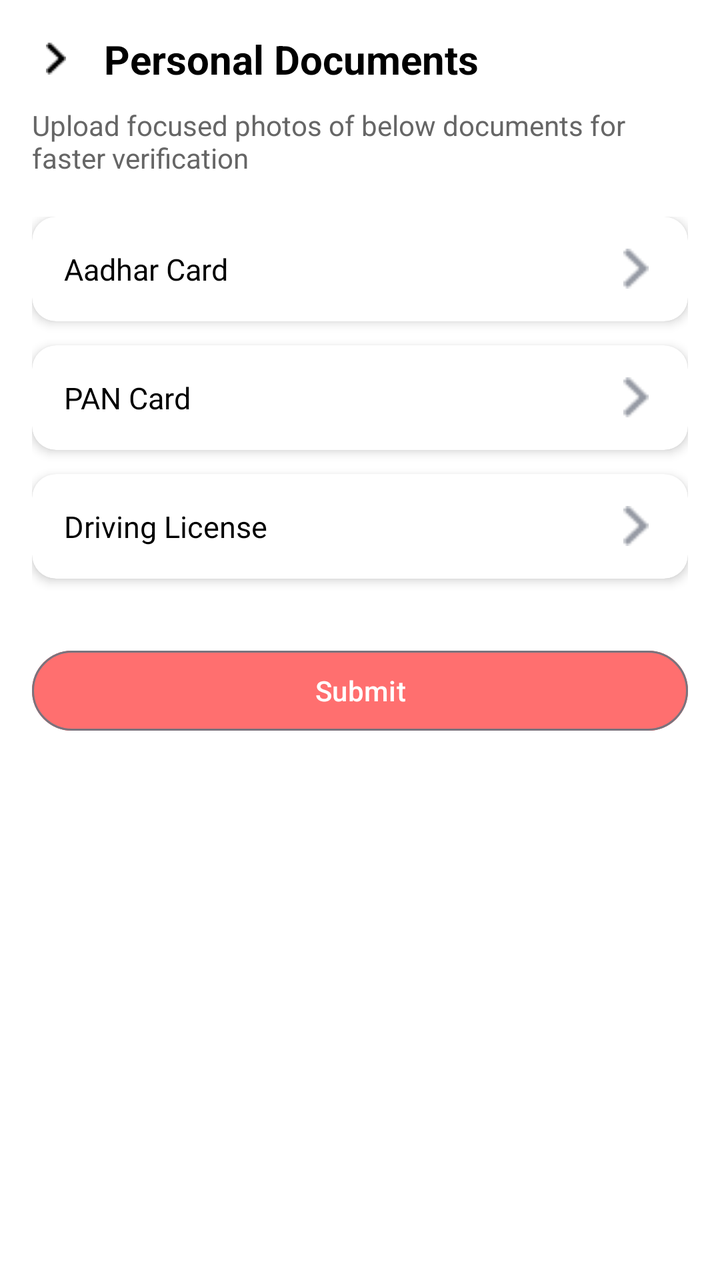
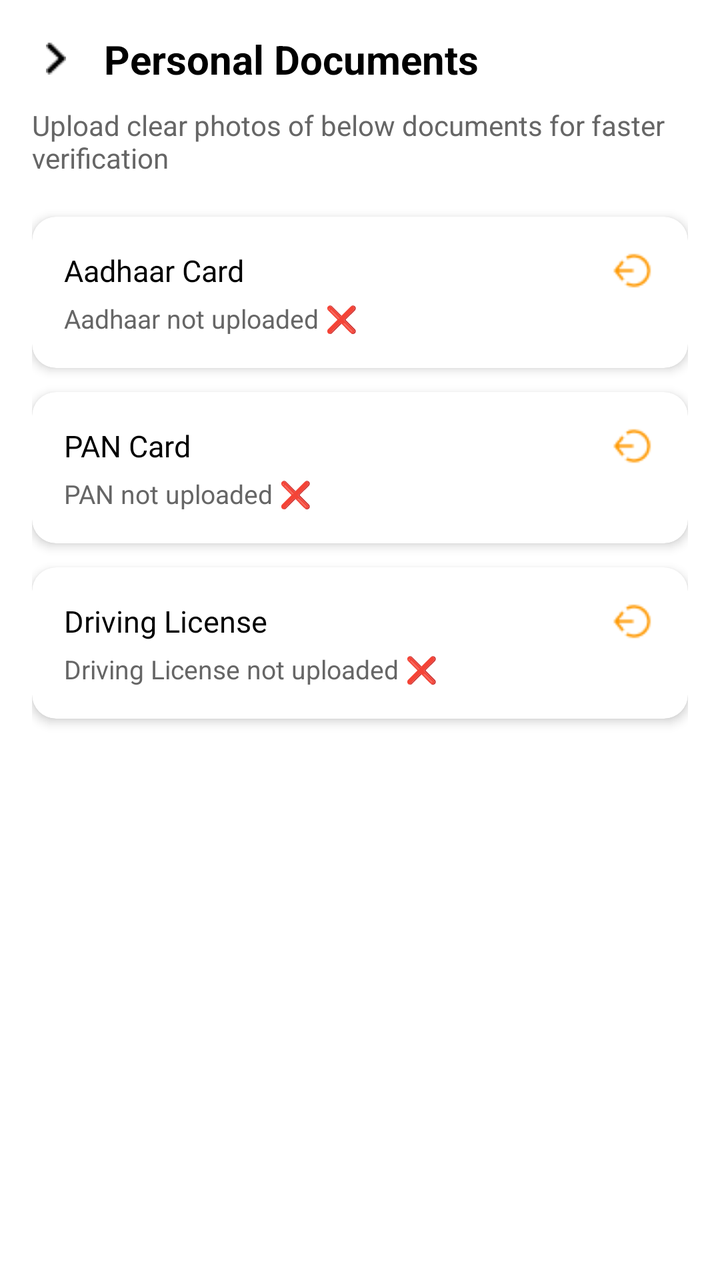

An Android layout rendered at two revisions. The XML below is the earlier revision; the diff shows what the commit changed to produce the second picture.
<!-- AndroidManifest.xml: application theme Theme.Food_delivery -->
<!-- res/layout/activity_personal_document.xml -->
<?xml version="1.0" encoding="utf-8"?>
<layout xmlns:android="http://schemas.android.com/apk/res/android"
    xmlns:app="http://schemas.android.com/apk/res-auto">

    <data>
    </data>

    <ScrollView
        android:layout_width="match_parent"
        android:layout_height="match_parent"
        android:background="@android:color/white"
        android:padding="16dp">

        <LinearLayout
            android:layout_width="match_parent"
            android:layout_height="wrap_content"
            android:orientation="vertical">


            <LinearLayout
                android:layout_width="match_parent"
                android:layout_height="wrap_content"
                android:orientation="horizontal"
                android:gravity="center_vertical"
                android:layout_marginBottom="10dp">

                <ImageView
                    android:id="@+id/ivBack"
                    android:layout_width="24dp"
                    android:layout_height="24dp"
                    android:src="@drawable/back"
                    android:padding="4dp"
                    app:tint="#000000" />

                <TextView
                    android:layout_width="wrap_content"
                    android:layout_height="wrap_content"
                    android:text="Personal Documents"
                    android:textColor="#000000"
                    android:textSize="20sp"
                    android:textStyle="bold"
                    android:layout_marginStart="12dp" />
            </LinearLayout>

            <TextView
                android:layout_width="wrap_content"
                android:layout_height="wrap_content"
                android:text="Upload focused photos of below documents for faster verification"
                android:textColor="#666666"
                android:textSize="14sp"
                android:layout_marginBottom="20dp" />


            <LinearLayout
                android:id="@+id/pendingSection"
                android:layout_width="match_parent"
                android:layout_height="wrap_content"
                android:orientation="vertical">


                <androidx.cardview.widget.CardView
                    android:id="@+id/cardAadhaar"
                    android:layout_width="match_parent"
                    android:layout_height="wrap_content"
                    android:layout_marginBottom="12dp"
                    app:cardCornerRadius="12dp"
                    app:cardElevation="3dp"
                    android:background="@drawable/bg_rounded_shape">

                    <LinearLayout
                        android:layout_width="match_parent"
                        android:layout_height="wrap_content"
                        android:orientation="horizontal"
                        android:gravity="center_vertical"
                        android:padding="16dp">

                        <TextView
                            android:layout_width="0dp"
                            android:layout_height="wrap_content"
                            android:layout_weight="1"
                            android:text="Aadhar Card"
                            android:textColor="#000000"
                            android:textSize="15sp" />

                        <ImageView
                            android:id="@+id/ivAadhaarCheck"
                            android:layout_width="20dp"
                            android:layout_height="20dp"
                            android:src="@drawable/back"
                          />
                    </LinearLayout>
                </androidx.cardview.widget.CardView>

                
                <androidx.cardview.widget.CardView
                    android:id="@+id/cardPan"
                    android:layout_width="match_parent"
                    android:layout_height="wrap_content"
                    android:layout_marginBottom="12dp"
                    app:cardCornerRadius="12dp"
                    app:cardElevation="3dp">

                    <LinearLayout
                        android:layout_width="match_parent"
                        android:layout_height="wrap_content"
                        android:orientation="horizontal"
                        android:gravity="center_vertical"
                        android:padding="16dp">

                        <TextView
                            android:layout_width="0dp"
                            android:layout_height="wrap_content"
                            android:layout_weight="1"
                            android:text="PAN Card"
                            android:textColor="#000000"
                            android:textSize="15sp" />

                        <ImageView
                            android:id="@+id/ivPanCheck"
                            android:layout_width="20dp"
                            android:layout_height="20dp"
                            android:src="@drawable/back"
                          />
                    </LinearLayout>
                </androidx.cardview.widget.CardView>


                <androidx.cardview.widget.CardView
                    android:id="@+id/cardDL"
                    android:layout_width="match_parent"
                    android:layout_height="wrap_content"
                    android:layout_marginBottom="12dp"
                    app:cardCornerRadius="12dp"
                    app:cardElevation="3dp">

                    <LinearLayout
                        android:layout_width="match_parent"
                        android:layout_height="wrap_content"
                        android:orientation="horizontal"
                        android:gravity="center_vertical"
                        android:padding="16dp">

                        <TextView
                            android:layout_width="0dp"
                            android:layout_height="wrap_content"
                            android:layout_weight="1"
                            android:text="Driving License"
                            android:textColor="#000000"
                            android:textSize="15sp" />

                        <ImageView
                            android:id="@+id/ivDLCheck"
                            android:layout_width="20dp"
                            android:layout_height="20dp"
                            android:src="@drawable/back"
                           />
                    </LinearLayout>
                </androidx.cardview.widget.CardView>



            </LinearLayout>


            <LinearLayout
                android:id="@+id/completedSection"
                android:layout_width="match_parent"
                android:layout_height="wrap_content"
                android:orientation="horizontal"
                android:gravity="center_vertical"
                android:padding="16dp"
                android:visibility="gone">

                <ImageView
                    android:id="@+id/ivCompletedCheck"
                    android:layout_width="20dp"
                    android:layout_height="20dp"
                    android:src="@drawable/back" />

                <TextView
                    android:layout_width="wrap_content"
                    android:layout_height="wrap_content"
                    android:layout_marginStart="8dp"
                    android:text="All Documents Completed!"
                    android:textColor="#000000"
                    android:textSize="16sp"
                    android:textStyle="bold" />
            </LinearLayout>



            <Button
                android:id="@+id/btnSubmit"
                android:layout_width="match_parent"
                android:layout_height="wrap_content"
                android:text="Submit"
                android:textColor="#FFFFFF"
                android:backgroundTint="#FF6F6F"
                android:layout_marginTop="20dp"
                style="?attr/materialButtonOutlinedStyle" />

        </LinearLayout>
    </ScrollView>
</layout>
<!-- resources referenced by this layout -->
<resources>
  <!-- drawable back: png bitmap (drawable, 342 bytes) -->
  <!-- drawable bg_rounded_shape (drawable) -->
  <shape xmlns:android="http://schemas.android.com/apk/res/android" android:shape="oval">
      <size android:width="520dp" android:height="520dp"/>
      <solid android:color="#FFF3EE"/>
  </shape>
  <style name="Theme.Food_delivery" parent="Base.Theme.Food_delivery" />
  <style name="Base.Theme.Food_delivery" parent="Theme.Material3.DayNight.NoActionBar">
          
          <item name="android:statusBarColor">@color/white</item>
          <item name="android:windowLightStatusBar">true</item>
  
          
          <item name="android:navigationBarColor">@color/white</item>
  
          
          
          
      </style>
  <color name="white">#FFFFFFFF</color>
</resources>

<!-- the commit's change to res/layout/activity_personal_document.xml (unified diff, before → after) -->
@@ -16,7 +16,7 @@
             android:layout_height="wrap_content"
             android:orientation="vertical">
 
-
+            
             <LinearLayout
                 android:layout_width="match_parent"
                 android:layout_height="wrap_content"
@@ -45,67 +45,88 @@
             <TextView
                 android:layout_width="wrap_content"
                 android:layout_height="wrap_content"
-                android:text="Upload focused photos of below documents for faster verification"
+                android:text="Upload clear photos of below documents for faster verification"
                 android:textColor="#666666"
                 android:textSize="14sp"
                 android:layout_marginBottom="20dp" />
 
-
-            <LinearLayout
-                android:id="@+id/pendingSection"
-                android:layout_width="match_parent"
-                android:layout_height="wrap_content"
-                android:orientation="vertical">
-
-
-                <androidx.cardview.widget.CardView
-                    android:id="@+id/cardAadhaar"
+            
+            <ProgressBar
+                android:id="@+id/progressBar"
+                android:layout_width="50dp"
+                android:layout_height="50dp"
+                android:layout_gravity="center"
+                android:indeterminate="true"
+                android:visibility="gone" />
+
+            
+            <androidx.cardview.widget.CardView
+                android:id="@+id/cardAadhaar"
+                android:layout_width="match_parent"
+                android:layout_height="wrap_content"
+                android:layout_marginBottom="12dp"
+                app:cardCornerRadius="12dp"
+                app:cardElevation="3dp">
+
+                <LinearLayout
                     android:layout_width="match_parent"
                     android:layout_height="wrap_content"
-                    android:layout_marginBottom="12dp"
-                    app:cardCornerRadius="12dp"
-                    app:cardElevation="3dp"
-                    android:background="@drawable/bg_rounded_shape">
+                    android:orientation="vertical"
+                    android:padding="16dp">
 
                     <LinearLayout
                         android:layout_width="match_parent"
                         android:layout_height="wrap_content"
                         android:orientation="horizontal"
-                        android:gravity="center_vertical"
-                        android:padding="16dp">
+                        android:gravity="center_vertical">
 
                         <TextView
                             android:layout_width="0dp"
                             android:layout_height="wrap_content"
                             android:layout_weight="1"
-                            android:text="Aadhar Card"
+                            android:text="Aadhaar Card"
                             android:textColor="#000000"
                             android:textSize="15sp" />
 
                         <ImageView
                             android:id="@+id/ivAadhaarCheck"
-                            android:layout_width="20dp"
-                            android:layout_height="20dp"
-                            android:src="@drawable/back"
-                          />
+                            android:layout_width="22dp"
+                            android:layout_height="22dp"
+                            android:src="@drawable/logout"
+                            app:tint="#FF9800" />
                     </LinearLayout>
-                </androidx.cardview.widget.CardView>
-
-                
-                <androidx.cardview.widget.CardView
-                    android:id="@+id/cardPan"
+
+                    <TextView
+                        android:id="@+id/txtAadharStatus"
+                        android:layout_width="wrap_content"
+                        android:layout_height="wrap_content"
+                        android:text="Aadhaar not uploaded ❌"
+                        android:textColor="#666666"
+                        android:textSize="13sp"
+                        android:layout_marginTop="4dp" />
+                </LinearLayout>
+            </androidx.cardview.widget.CardView>
+
+            
+            <androidx.cardview.widget.CardView
+                android:id="@+id/cardPan"
+                android:layout_width="match_parent"
+                android:layout_height="wrap_content"
+                android:layout_marginBottom="12dp"
+                app:cardCornerRadius="12dp"
+                app:cardElevation="3dp">
+
+                <LinearLayout
                     android:layout_width="match_parent"
                     android:layout_height="wrap_content"
-                    android:layout_marginBottom="12dp"
-                    app:cardCornerRadius="12dp"
-                    app:cardElevation="3dp">
+                    android:orientation="vertical"
+                    android:padding="16dp">
 
                     <LinearLayout
                         android:layout_width="match_parent"
                         android:layout_height="wrap_content"
                         android:orientation="horizontal"
-                        android:gravity="center_vertical"
-                        android:padding="16dp">
+                        android:gravity="center_vertical">
 
                         <TextView
                             android:layout_width="0dp"
@@ -117,28 +138,43 @@
 
                         <ImageView
                             android:id="@+id/ivPanCheck"
-                            android:layout_width="20dp"
-                            android:layout_height="20dp"
-                            android:src="@drawable/back"
-                          />
+                            android:layout_width="22dp"
+                            android:layout_height="22dp"
+                            android:src="@drawable/logout"
+                            app:tint="#FF9800" />
                     </LinearLayout>
-                </androidx.cardview.widget.CardView>
-
-
-                <androidx.cardview.widget.CardView
-                    android:id="@+id/cardDL"
+
+                    <TextView
+                        android:id="@+id/txtPanStatus"
+                        android:layout_width="wrap_content"
+                        android:layout_height="wrap_content"
+                        android:text="PAN not uploaded ❌"
+                        android:textColor="#666666"
+                        android:textSize="13sp"
+                        android:layout_marginTop="4dp" />
+                </LinearLayout>
+            </androidx.cardview.widget.CardView>
+
+            
+            <androidx.cardview.widget.CardView
+                android:id="@+id/cardDL"
+                android:layout_width="match_parent"
+                android:layout_height="wrap_content"
+                android:layout_marginBottom="12dp"
+                app:cardCornerRadius="12dp"
+                app:cardElevation="3dp">
+
+                <LinearLayout
                     android:layout_width="match_parent"
                     android:layout_height="wrap_content"
-                    android:layout_marginBottom="12dp"
-                    app:cardCornerRadius="12dp"
-                    app:cardElevation="3dp">
+                    android:orientation="vertical"
+                    android:padding="16dp">
 
                     <LinearLayout
                         android:layout_width="match_parent"
                         android:layout_height="wrap_content"
                         android:orientation="horizontal"
-                        android:gravity="center_vertical"
-                        android:padding="16dp">
+                        android:gravity="center_vertical">
 
                         <TextView
                             android:layout_width="0dp"
@@ -150,32 +186,37 @@
 
                         <ImageView
                             android:id="@+id/ivDLCheck"
-                            android:layout_width="20dp"
-                            android:layout_height="20dp"
-                            android:src="@drawable/back"
-                           />
+                            android:layout_width="22dp"
+                            android:layout_height="22dp"
+                            android:src="@drawable/logout"
+                            app:tint="#FF9800" />
                     </LinearLayout>
-                </androidx.cardview.widget.CardView>
-
-
-
-            </LinearLayout>
-
+
+                    <TextView
+                        android:id="@+id/txtDLStatus"
+                        android:layout_width="wrap_content"
+                        android:layout_height="wrap_content"
+                        android:text="Driving License not uploaded ❌"
+                        android:textColor="#666666"
+                        android:textSize="13sp"
+                        android:layout_marginTop="4dp" />
+                </LinearLayout>
+            </androidx.cardview.widget.CardView>
 
             <LinearLayout
                 android:id="@+id/completedSection"
                 android:layout_width="match_parent"
                 android:layout_height="wrap_content"
-                android:orientation="horizontal"
-                android:gravity="center_vertical"
+                android:gravity="center"
                 android:padding="16dp"
                 android:visibility="gone">
 
                 <ImageView
                     android:id="@+id/ivCompletedCheck"
-                    android:layout_width="20dp"
-                    android:layout_height="20dp"
-                    android:src="@drawable/back" />
+                    android:layout_width="24dp"
+                    android:layout_height="24dp"
+                    android:src="@drawable/check"
+                    app:tint="#4CAF50" />
 
                 <TextView
                     android:layout_width="wrap_content"
@@ -187,18 +228,6 @@
                     android:textStyle="bold" />
             </LinearLayout>
 
-
-
-            <Button
-                android:id="@+id/btnSubmit"
-                android:layout_width="match_parent"
-                android:layout_height="wrap_content"
-                android:text="Submit"
-                android:textColor="#FFFFFF"
-                android:backgroundTint="#FF6F6F"
-                android:layout_marginTop="20dp"
-                style="?attr/materialButtonOutlinedStyle" />
-
         </LinearLayout>
     </ScrollView>
 </layout>
<!-- resource entries referenced after the edit -->
@@ -1,11 +1,8 @@
 <!-- resources referenced by this layout -->
 <resources>
   <!-- drawable back: png bitmap (drawable, 342 bytes) -->
-  <!-- drawable bg_rounded_shape (drawable) -->
-  <shape xmlns:android="http://schemas.android.com/apk/res/android" android:shape="oval">
-      <size android:width="520dp" android:height="520dp"/>
-      <solid android:color="#FFF3EE"/>
-  </shape>
+  <!-- drawable check: png bitmap (drawable, 472 bytes) -->
+  <!-- drawable logout: png bitmap (drawable, 580 bytes) -->
   <style name="Theme.Food_delivery" parent="Base.Theme.Food_delivery" />
   <style name="Base.Theme.Food_delivery" parent="Theme.Material3.DayNight.NoActionBar">
           
